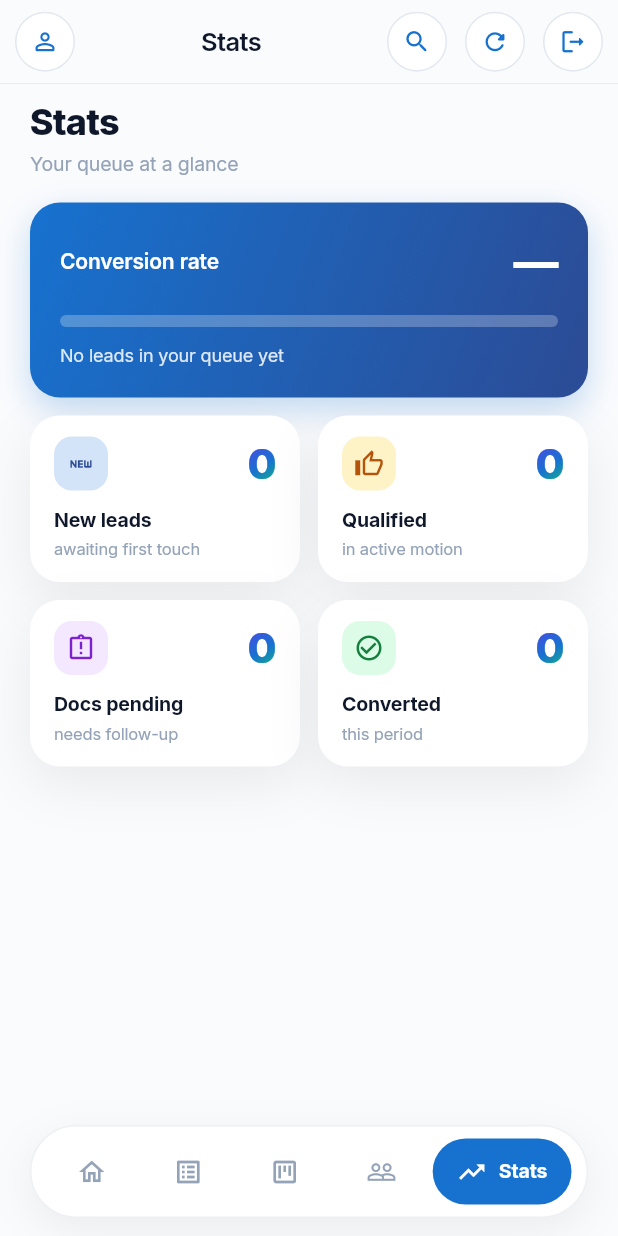
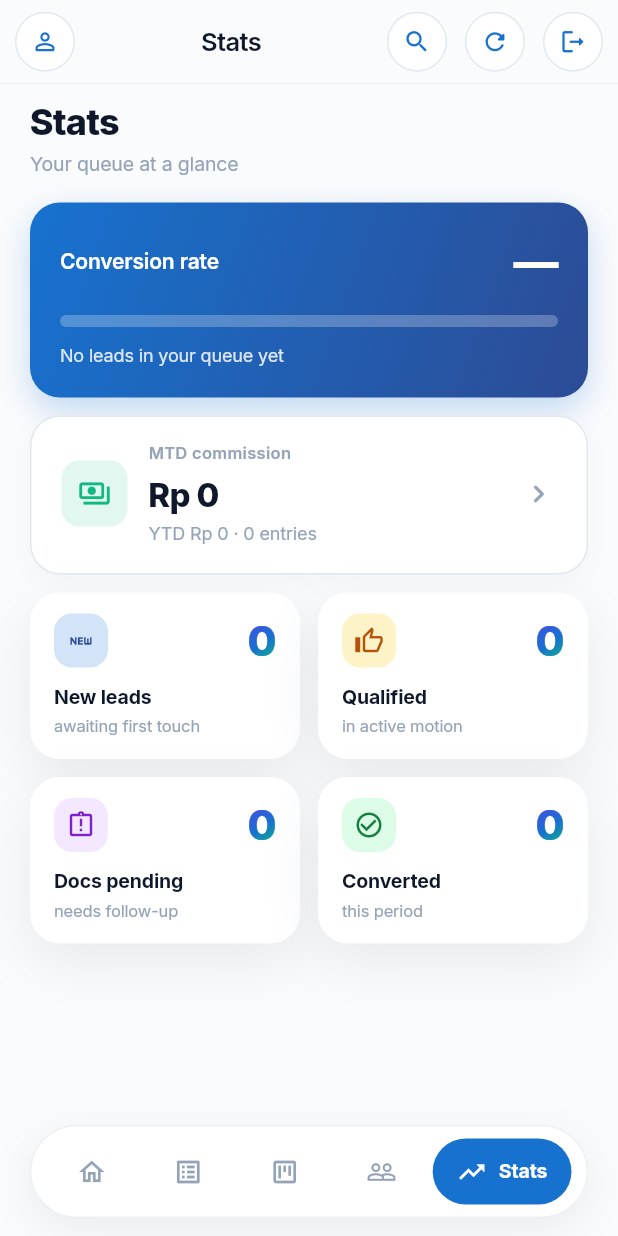
Before and after one commit to syabanf/ion-sales-app, a Flutter app: the LeadsPage screen opened by its route, item 5 of the bottom bar chosen, on a phone screen of 412 x 824 dp. Run offline on Flutter 3.47's test engine with Material 3 defaults, Android fonts, the phone set to English and light mode, and no system bars; our stand-ins replace bloc, confetti, connectivity_plus, dio, equatable, firebase_core and 13 more; accounts and stored records are empty; network calls fail.

Commit message:
Wave 68 — Sales Stats MTD commission tile (S5)
Adds a tappable card to the Stats tab showing the rep's
month-to-date commission earned. Pairs with the existing
conversion-rate card so the Stats tab now matches the PRD §6.1
sales-dashboard intent: funnel performance + monthly earning.

Implementation:
  * _MTDCommissionCard StatefulWidget fetches /api/crm/commissions/mine
    on initState (existing backend endpoint, no new wiring)
  * Renders this-month sum (Rp, IDN locale) prominently + YTD
    total + entry count as supporting copy
  * Tap → Navigator pushes to existing CommissionsPage for
    drill-down to the per-entry ledger

Verified: flutter analyze clean.

Co-Authored-By: Claude Opus 4.7 <noreply@anthropic.com>

```diff
--- a/lib/features/crm/presentation/pages/leads_page.dart
+++ b/lib/features/crm/presentation/pages/leads_page.dart
@@ -1175,8 +1175,138 @@ class StatsTab extends StatelessWidget {
           total: state.items.length,
         ),
         const SizedBox(height: 12),
+        // Wave 68 (S5) — MTD commission tile. Pairs the conversion
+        // funnel (above) with the rep's monthly earning signal so the
+        // Stats tab matches the PRD §6.1 dashboard intent.
+        const _MTDCommissionCard(),
+        const SizedBox(height: 12),
         _StatGrid(stats: stats),
       ],
+    );
+  }
+}
+
+/// Wave 68 (S5) — MTD commission earned. Fetches /api/crm/commissions/mine
+/// which returns `total_this_month` summed across all commission_records
+/// dated in the current calendar month. Tap → navigates to the full
+/// ledger page for drill-down.
+class _MTDCommissionCard extends StatefulWidget {
+  const _MTDCommissionCard();
+  @override
+  State<_MTDCommissionCard> createState() => _MTDCommissionCardState();
+}
+
+class _MTDCommissionCardState extends State<_MTDCommissionCard> {
+  late Future<Map<String, dynamic>> _future;
+
+  @override
+  void initState() {
+    super.initState();
+    _future = _load();
+  }
+
+  Future<Map<String, dynamic>> _load() async {
+    final res = await getIt<ApiClient>().request<Map<String, dynamic>>(
+      '/api/crm/commissions/mine',
+    );
+    return res.data ?? const <String, dynamic>{};
+  }
+
+  @override
+  Widget build(BuildContext context) {
+    return FutureBuilder<Map<String, dynamic>>(
+      future: _future,
+      builder: (context, snap) {
+        final money = NumberFormat.currency(
+          locale: 'id_ID',
+          symbol: 'Rp ',
+          decimalDigits: 0,
+        );
+        final thisMonth =
+            (snap.data?['total_this_month'] as num?)?.toDouble() ?? 0;
+        final totalEarned =
+            (snap.data?['total_earned'] as num?)?.toDouble() ?? 0;
+        final count = (snap.data?['count'] as num?)?.toInt() ?? 0;
+        final loading = snap.connectionState != ConnectionState.done;
+
+        return GestureDetector(
+          onTap: () => Navigator.of(context).pushNamed('/commissions'),
+          child: Container(
+            padding: const EdgeInsets.fromLTRB(20, 16, 20, 18),
+            decoration: BoxDecoration(
+              color: Colors.white,
+              borderRadius: BorderRadius.circular(20),
+              border: Border.all(color: IonForm.surfaceBorder),
+              boxShadow: [
+                BoxShadow(
+                  color: Colors.black.withValues(alpha: 0.03),
+                  blurRadius: 12,
+                  offset: const Offset(0, 4),
+                ),
+              ],
+            ),
+            child: Row(
+              children: [
+                Container(
+                  width: 44,
+                  height: 44,
+                  decoration: BoxDecoration(
+                    color: IonColors.mint500.withValues(alpha: 0.12),
+                    borderRadius: BorderRadius.circular(12),
+                  ),
+                  child: const Icon(
+                    Icons.payments_outlined,
+                    color: IonColors.mint500,
+                    size: 22,
+                  ),
+                ),
+                const SizedBox(width: 14),
+                Expanded(
+                  child: Column(
+                    crossAxisAlignment: CrossAxisAlignment.start,
+                    children: [
+                      const Text(
+                        'MTD commission',
+                        style: TextStyle(
+                          fontSize: 11,
+                          color: IonColors.inkMuted,
+                          fontWeight: FontWeight.w600,
+                          letterSpacing: 0.2,
+                        ),
+                      ),
+                      const SizedBox(height: 4),
+                      Text(
+                        loading ? '…' : money.format(thisMonth),
+                        style: const TextStyle(
+                          fontSize: 22,
+                          fontWeight: FontWeight.w800,
+                          color: IonColors.ink,
+                          letterSpacing: -0.4,
+                        ),
+                      ),
+                      const SizedBox(height: 2),
+                      Text(
+                        loading
+                            ? 'Loading earnings…'
+                            : 'YTD ${money.format(totalEarned)} · '
+                                '$count entr${count == 1 ? "y" : "ies"}',
+                        style: const TextStyle(
+                          fontSize: 12,
+                          color: IonColors.inkMuted,
+                        ),
+                      ),
+                    ],
+                  ),
+                ),
+                const Icon(
+                  Icons.chevron_right_rounded,
+                  color: IonColors.inkMuted,
+                ),
+              ],
+            ),
+          ),
+        );
+      },
     );
   }
 }
```
